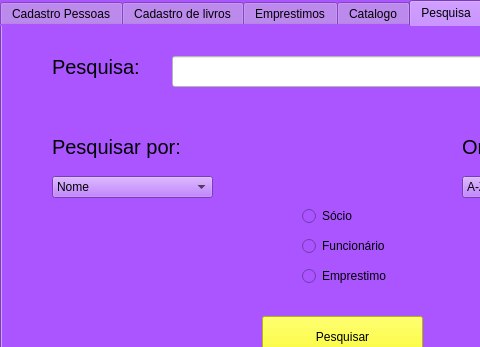
Above: BDBiblioteca.ui from FelipeModena/BD-Biblioteca-Inae-Python before the change; both pictures show x 0 to 480 and y 0 to 347 of the 850 by 639 pixel window. Below: the same form after it.
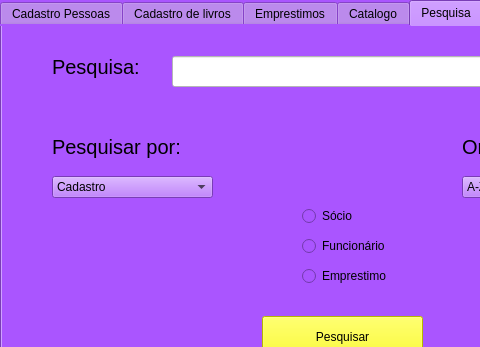
That is the form after the change.

Patch:
```diff
--- a/BDBiblioteca.ui
+++ b/BDBiblioteca.ui
@@ -1528,6 +1528,16 @@
         <height>22</height>
        </rect>
       </property>
+      <item>
+       <property name="text">
+        <string>Cadastro</string>
+       </property>
+      </item>
+      <item>
+       <property name="text">
+        <string>Código</string>
+       </property>
+      </item>
       <item>
        <property name="text">
         <string>Nome</string>
```
Left out of the diff: 5 changed lines with no effect on the pictures.
